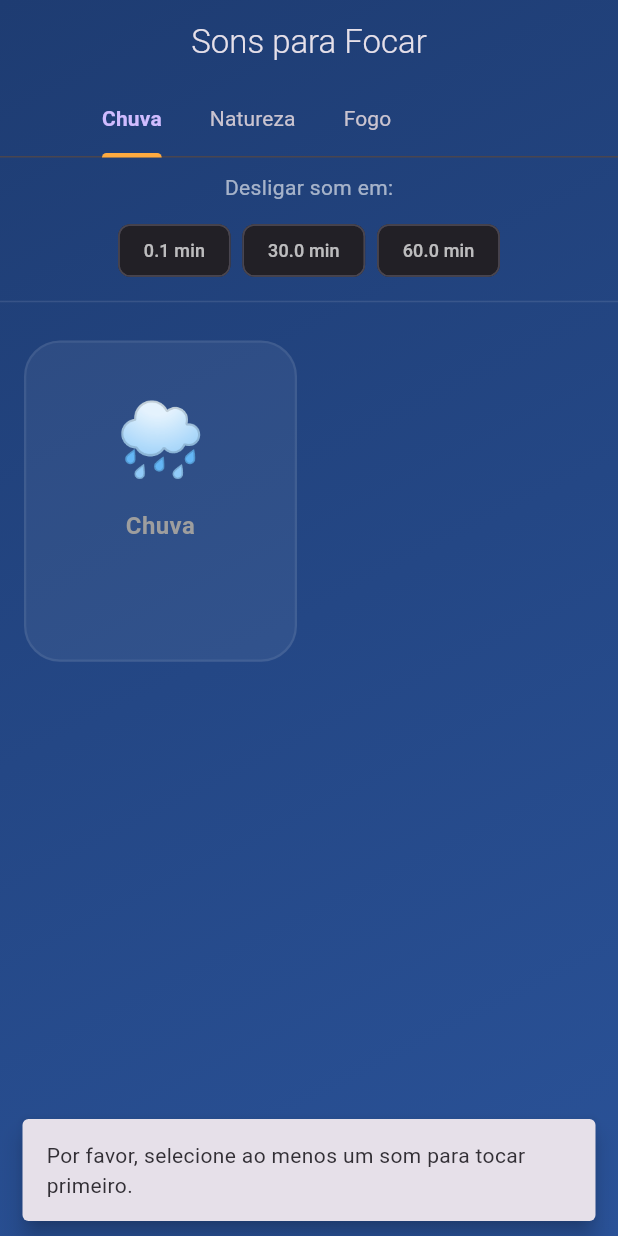
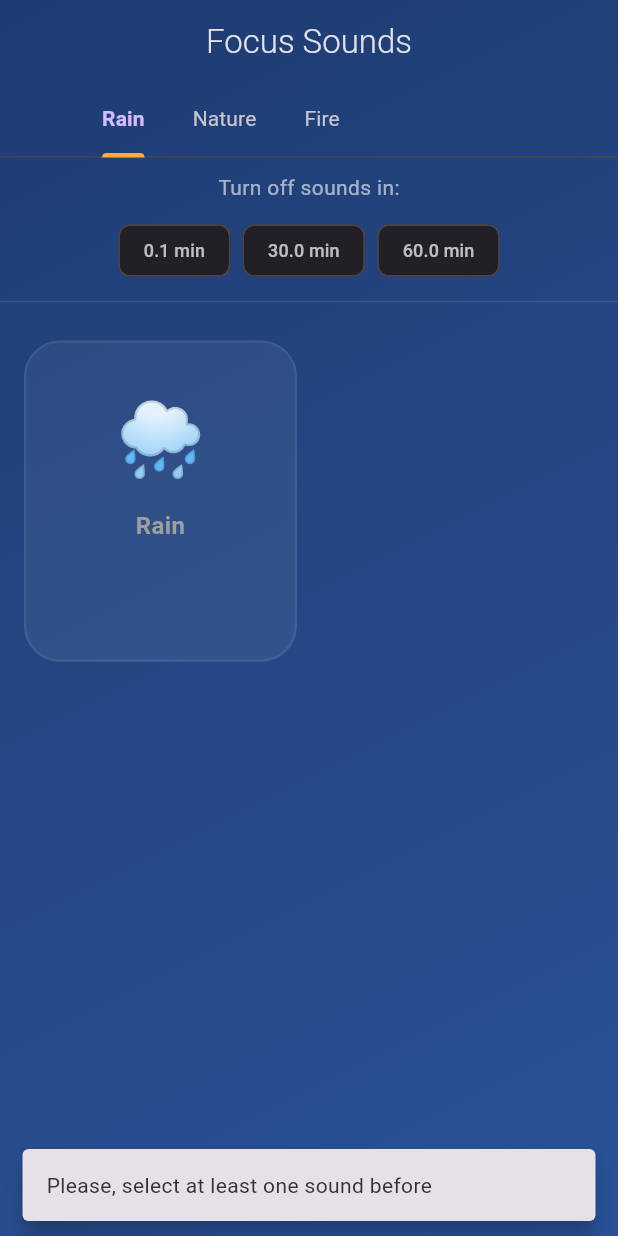
Before and after one commit to JairoPiekarski/sonsparafoco, a Flutter app: the screen it shows after launch, after a tap on an icon or button, on a phone screen of 412 x 824 dp. Run offline on Flutter 3.47's test engine with Material 3 defaults, Android fonts, the light colour scheme and no system bars; our stand-ins replace audio_service, easy_localization, just_audio, shared_preferences.

Commit message:
feat: added Localization for automatic translation within the app

```diff
--- /dev/null
+++ b/assets/translations/en.json
@@ -0,0 +1,14 @@
+{
+    "app_title": "Focus Sounds",
+    "shutdown_timer": "Turn off sounds in:",
+    "limit_reached": "You can play a maximum of 2 sounds at the same time",
+    "no_sounds_timer": "Please, select at least one sound before",
+    "timer_set": "Timer set for {} minutes",
+    "active_sounds": "Active Sounds",
+    "sounds_playing": "{} sound(s) playing",
+    "Chuva": "Rain",
+    "Natureza": "Nature",
+    "Fogo": "Fire",
+    "Vento": "Wind",
+    "Fogueira na floresta": "Forest Fireplace"
+}
--- /dev/null
+++ b/assets/translations/pt.json
@@ -0,0 +1,14 @@
+{
+    "app_title": "Sons para Focar",
+    "shutdown_timer": "Desligar som em:",
+    "limit_reached": "Você pode tocar no máximo 2 sons ao mesmo tempo",
+    "no_sounds_timer": "Por favor, selecione ao menos um som para tocar primeiro",
+    "timer_set": "Timer definido para {} minutos",
+    "active_sounds": "Sons Ativos",
+    "sounds_playing": "{} som(ns) tocando",
+    "Chuva": "Chuva",
+    "Natureza": "Natureza",
+    "Fogo": "Fogo",
+    "Vento": "Vento",
+    "Fogueira na floresta": "Fogueira na floresta"
+}
--- a/lib/main.dart
+++ b/lib/main.dart
@@ -2,12 +2,15 @@ import 'package:audio_service/audio_service.dart';
 import 'package:flutter/material.dart';
 import 'services/audio_handler.dart';
 import 'screens/home_page.dart';
+import 'package:easy_localization/easy_localization.dart';
 
 late MyAudioHandler audioHandler;
 
 Future<void> main() async {
   try {
     WidgetsFlutterBinding.ensureInitialized();
+
+    await EasyLocalization.ensureInitialized();
 
     // Inicializar o serviço de audio e guardar variável global
     audioHandler = await AudioService.init(
@@ -20,7 +23,12 @@ Future<void> main() async {
       ),
     );
 
-    runApp(const CalmApp());
+    runApp(EasyLocalization(
+      supportedLocales: const [Locale('en'), Locale('pt')],
+      path: 'assets/translations',
+      fallbackLocale: const Locale('en'),
+      child: const CalmApp(),
+    ));
   } catch (e) {
     debugPrint("Erro na inicialização do áudio: $e");
   }
@@ -33,7 +41,10 @@ class CalmApp extends StatelessWidget {
   Widget build(BuildContext context) {
     return MaterialApp(
       debugShowCheckedModeBanner: false,
-      title: 'Sons para Foco',
+      title: 'app_title'.tr(),
+      localizationsDelegates: context.localizationDelegates,
+      supportedLocales: context.supportedLocales,
+      locale: context.locale,
       theme: ThemeData.dark().copyWith(
         scaffoldBackgroundColor: const Color(0xFF0F0F0F),
       ),
--- a/lib/screens/home_page.dart
+++ b/lib/screens/home_page.dart
@@ -4,6 +4,7 @@ import '../main.dart';
 import '../widgets/sound_card.dart';
 import 'package:shared_preferences/shared_preferences.dart';
 import '../data/sound_data.dart';
+import 'package:easy_localization/easy_localization.dart';
 
 class HomePage extends StatefulWidget {
   const HomePage({super.key});
@@ -55,8 +56,7 @@ class _HomePageState extends State<HomePage>
   void _startTimer(double minutes) {
     // Se não houver som tocando, não iniciar o temporizador
     if (_selectedSounds.isEmpty) {
-      _showSnackBar(
-          'Por favor, selecione ao menos um som para tocar primeiro.');
+      _showSnackBar('no_sounds_timer'.tr());
       return;
     }
 
@@ -67,20 +67,30 @@ class _HomePageState extends State<HomePage>
 
     _timer = Timer.periodic(const Duration(seconds: 1), (timer) {
       if (_remaningSeconds > 0) {
-        setState(() => _remaningSeconds--);
-      } else {
+        setState(() {
+          _remaningSeconds--;
+        });
+      }
+
+      if (_remaningSeconds == 0) {
         timer.cancel();
         _stopAllSounds();
       }
     });
   }
 
-  void _stopAllSounds() {
-    audioHandler.stop();
+  Future<void> _stopAllSounds() async {
     setState(() {
       _selectedSounds.clear();
       _remaningSeconds = 0;
     });
+
+    try {
+      await audioHandler.customAction('stopAllWithFade');
+    } catch (e) {
+      audioHandler.stop();
+      debugPrint("Erro ao rodar fade: $e");
+    }
   }
 
   // Função para volumes individuais dos sons
@@ -105,7 +115,7 @@ class _HomePageState extends State<HomePage>
     } else {
       // Limitar a 2 sons simultâneos
       if (_selectedSounds.length >= 2) {
-        _showSnackBar('Você pode tocar no máximo 2 sons ao mesmo tempo.');
+        _showSnackBar('limit_reached'.tr());
         return;
       }
 
@@ -172,8 +182,8 @@ class _HomePageState extends State<HomePage>
       child: Scaffold(
         extendBodyBehindAppBar: true,
         appBar: AppBar(
-          title: const Text(
-            'Sons para Focar',
+          title: Text(
+            'app_title'.tr(),
             style: TextStyle(fontWeight: FontWeight.w300),
           ),
           centerTitle: true,
@@ -204,7 +214,7 @@ class _HomePageState extends State<HomePage>
             unselectedLabelStyle: const TextStyle(
               fontWeight: FontWeight.normal,
             ),
-            tabs: categories.map((cat) => Tab(text: cat)).toList(),
+            tabs: categories.map((cat) => Tab(text: cat.tr())).toList(),
           ),
         ),
         body: AnimatedContainer(
@@ -222,8 +232,8 @@ class _HomePageState extends State<HomePage>
           child: SafeArea(
               child: Column(children: [
             const SizedBox(height: 10),
-            const Text(
-              "Desligar som em:",
+            Text(
+              'shutdown_timer'.tr(),
               style: TextStyle(color: Colors.white60),
             ),
             const SizedBox(height: 8),
--- a/lib/services/audio_handler.dart
+++ b/lib/services/audio_handler.dart
@@ -1,5 +1,6 @@
 import 'package:audio_service/audio_service.dart';
 import 'package:just_audio/just_audio.dart';
+import 'package:easy_localization/easy_localization.dart';
 
 class MyAudioHandler extends BaseAudioHandler {
   // Mapa para tocar vários sons ao mesmo tempo internamente
@@ -34,6 +35,12 @@ class MyAudioHandler extends BaseAudioHandler {
     _updateGlobalState();
   }
 
+  Future<void> stopAllWithFade() async {
+    final fadeFutures =
+        _players.keys.toList().map((fileName) => stopSoundWithFade(fileName));
+    await Future.wait(fadeFutures);
+  }
+
   // Método para a HomePage usar quando ligar um som
   Future<void> startSound(String fileName, double volume) async {
     if (_players.containsKey(fileName)) return;
@@ -61,6 +68,16 @@ class MyAudioHandler extends BaseAudioHandler {
       await player.dispose();
     }
     _updateGlobalState();
+  }
+
+  @override
+  Future<dynamic> customAction(String name,
+      [Map<String, dynamic>? extras]) async {
+    if (name == 'stopAllWithFade') {
+      await stopAllWithFade();
+      return true;
+    }
+    return super.customAction(name, extras);
   }
 
   // Comandos da Notificação (O que acontece quando clica no botão da barra do Android)
@@ -118,8 +135,8 @@ class MyAudioHandler extends BaseAudioHandler {
       mediaItem.add(MediaItem(
         id: 'sons_foco',
         album: 'Seu App de Foco',
-        title: 'Sons Ativos',
-        artist: '${_players.length} som(ns) tocando',
+        title: 'active_sounds'.tr(),
+        artist: 'sounds_playing'.tr(args: [_players.length.toString()]),
       ));
     }
   }
--- a/lib/widgets/sound_card.dart
+++ b/lib/widgets/sound_card.dart
@@ -1,5 +1,6 @@
 import 'package:flutter/material.dart';
 import '../models/sound_model.dart';
+import 'package:easy_localization/easy_localization.dart';
 
 class SoundCard extends StatefulWidget {
   final SoundModel sound;
@@ -96,7 +97,7 @@ class _SoundCardState extends State<SoundCard>
               ),
               const SizedBox(height: 12),
               Text(
-                widget.sound.title,
+                widget.sound.title.tr(),
                 textAlign: TextAlign.center,
                 style: TextStyle(
                   fontSize: 16,
--- a/pubspec.yaml
+++ b/pubspec.yaml
@@ -12,6 +12,7 @@ dependencies:
   shared_preferences: ^2.5.4
   audio_service: ^0.18.18
   just_audio: ^0.10.5
+  easy_localization: ^3.0.7
 
 dev_dependencies:
   flutter_test:
@@ -21,3 +22,4 @@ flutter:
   uses-material-design: true
   assets:
     - assets/sounds/
+    - assets/translations/
```
Also changed, not shown: pubspec.lock.
